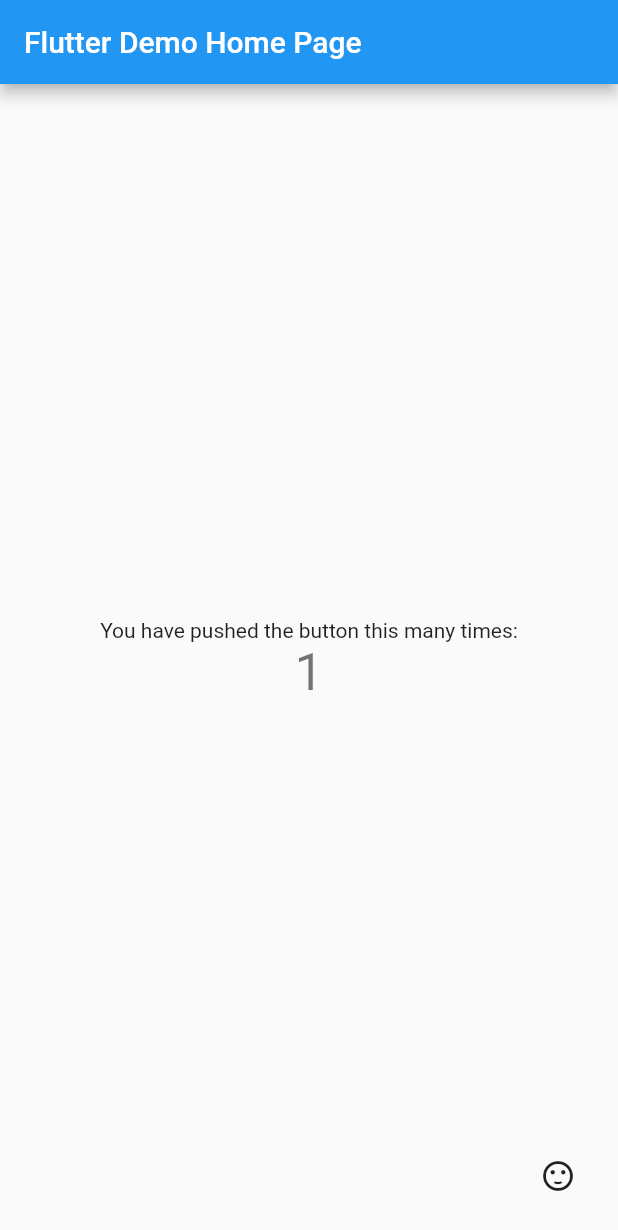
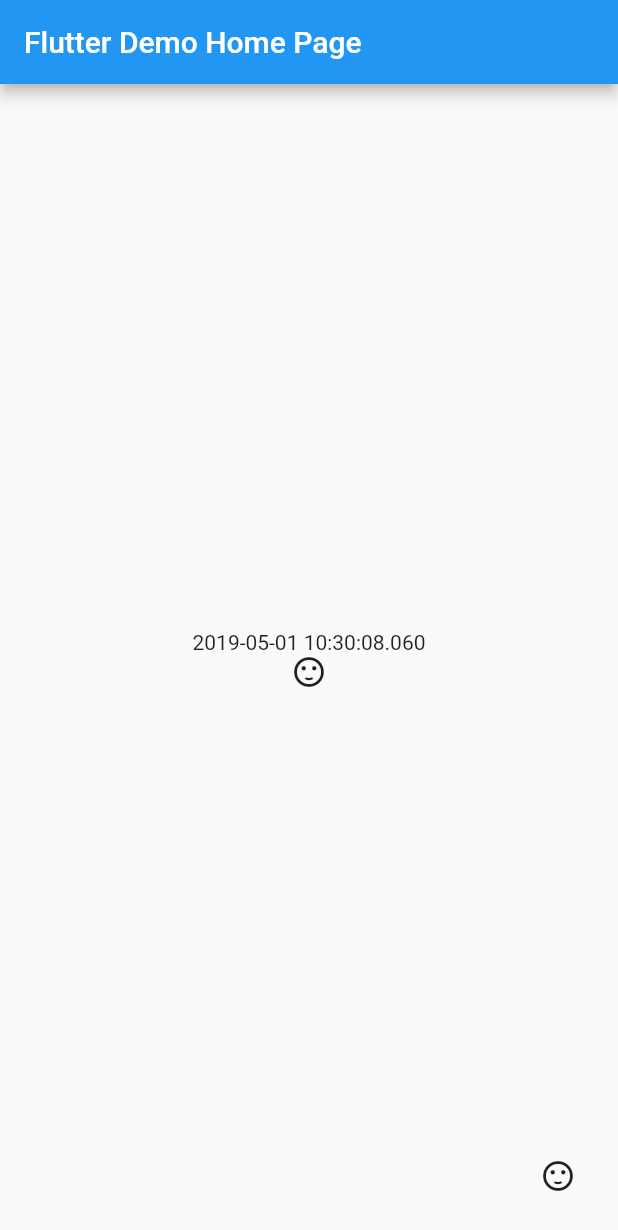
Before and after one commit to ShotaroOkada/flutter_cancel_addiction, a Flutter app: the screen it shows after launch, after a tap on the "sentiment satisfied" icon, on a phone screen of 412 x 824 dp. Shown: the top 1230 px of the screen. Run offline on Flutter 3.47's test engine with Material 2 defaults, Android fonts, the phone set to English and light mode, and no system bars.

Commit message:
ボタンを押したら表情が変化して、タイムスタンプが押されるところまで

```diff
--- a/lib/bloc/selectIconBloc.dart
+++ b/lib/bloc/selectIconBloc.dart
@@ -2,13 +2,13 @@ import 'dart:async';
 import 'package:flutter/material.dart';
 
 class SelectIcon {
-  List<IconData> _selectIcons = [];
+  IconData _selectIconData;
 
-  final _selectIconStateController = StreamController<List<IconData>>();
+  final _selectIconDataStateController = StreamController<IconData>();
 
-  StreamSink<List<IconData>> get _inSelectIcon => _selectIconStateController.sink;
+  StreamSink<IconData> get _inSelectIcon => _selectIconDataStateController.sink;
 
-  Stream<List<IconData>> get selectIcon => _selectIconStateController.stream;
+  Stream<IconData> get selectIcon => _selectIconDataStateController.stream;
 
   final _selectIconEventController = StreamController<IconData>();
 
@@ -18,14 +18,15 @@ class SelectIcon {
     _selectIconEventController.stream.listen(_mapEventState);
   }
 
-  void _mapEventState(IconData iconData) {
-    _selectIcons.add(iconData);
+  void _mapEventState(IconData icon) {
+    // _selectIconData.add(icon);
+    _selectIconData = icon;
 
-    _inSelectIcon.add(_selectIcons);
+    _inSelectIcon.add(_selectIconData);
   }
 
   void dispose() {
-    _selectIconStateController.close();
+    _selectIconDataStateController.close();
     _selectIconEventController.close();
   }
 }
--- a/lib/main.dart
+++ b/lib/main.dart
@@ -1,4 +1,5 @@
 import 'package:flutter/material.dart';
+import 'package:flutter_cancel_addiction/bloc/selectIconBloc.dart';
 
 void main() => runApp(MyApp());
 
@@ -25,13 +26,7 @@ class MyHomePage extends StatefulWidget {
 }
 
 class _MyHomePageState extends State<MyHomePage> {
-  int _counter = 0;
-
-  void _incrementCounter() {
-    setState(() {
-      _counter++;
-    });
-  }
+final _selectIconBloc = SelectIcon();
 
   @override
   Widget build(BuildContext context) {
@@ -40,21 +35,27 @@ class _MyHomePageState extends State<MyHomePage> {
         title: Text(widget.title),
       ),
       body: Center(
-        child: Column(
+        child: StreamBuilder(
+          stream: _selectIconBloc.selectIcon,
+          initialData: Icons.sentiment_very_dissatisfied,
+          builder: (BuildContext context, AsyncSnapshot<Object> snapshot){
+              return Column(
                 mainAxisAlignment: MainAxisAlignment.center,
                 children: <Widget>[
                   Text(
-              'You have pushed the button this many times:',
+                    '${DateTime.now()}',
                   ),
-            Text(
-              '$_counter',
-              style: Theme.of(context).textTheme.display1,
+                  Icon(
+                    snapshot.data
+                    // style: Theme.of(context).textTheme.display1,
                   ),
                 ],
+              );
+          },
         ),
       ),
       floatingActionButton: IconButton(
-        onPressed: _incrementCounter,
+        onPressed: () => _selectIconBloc.selectIconEventSink.add(Icons.sentiment_satisfied),
         tooltip: 'Increment',
         icon: Icon(Icons.sentiment_satisfied),
       ),
--- a/pubspec.yaml
+++ b/pubspec.yaml
@@ -18,6 +18,8 @@ environment:
 
 dependencies:
   flutter:
+    sdk: flutter
+  flutter_localizations:
     sdk: flutter
 
   # The following adds the Cupertino Icons font to your application.
```
Also changed, not shown: pubspec.lock. Lines whose indentation alone changed are shown as unchanged.
